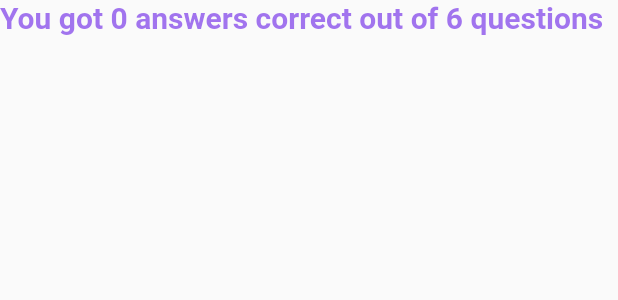
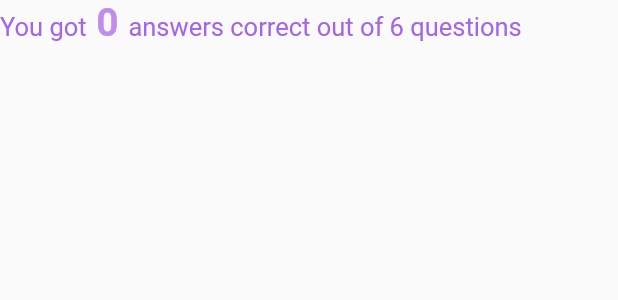
Before and after one commit to bhookhakela/Quiz-App, a Flutter app: the ResultWidget widget shown alone on an empty page, opened directly, on a phone screen of 412 x 824 dp. Shown: the top 300 px of the screen. Run offline on Flutter 3.47's test engine with Material 2 defaults, Android fonts, the phone set to English and light mode, and no system bars; our stand-ins replace google_fonts; Roboto replaces fonts that are missing (Kanit).

Commit message:
rich text done success

```diff
--- a/lib/result_widgets.dart
+++ b/lib/result_widgets.dart
@@ -9,15 +9,31 @@ class ResultWidget extends StatelessWidget {
   Widget build(BuildContext context) {
     return Column(
       children: [
-        Text(
-          "You got $score answers correct out of 6 questions",
+        RichText(
           textAlign: TextAlign.center,
-          style: GoogleFonts.kanit(
-            textStyle: const TextStyle(
-              fontWeight: FontWeight.bold,
-              color: Color.fromARGB(177, 122, 57, 233),
-              fontSize: 20,
+          text: TextSpan(
+            style: GoogleFonts.kanit(
+              textStyle: const TextStyle(
+                color: Color.fromARGB(255, 162, 102, 235),
+                fontSize: 17,
+              ),
             ),
+            children: <TextSpan>[
+              const TextSpan(
+                text: "You got",
+              ),
+              TextSpan(
+                text: " $score ",
+                style: const TextStyle(
+                  fontWeight: FontWeight.bold,
+                  fontSize: 26,
+                  color: Color.fromARGB(255, 193, 140, 236),
+                ),
+              ),
+              const TextSpan(
+                text: "answers correct out of 6 questions",
+              ),
+            ],
           ),
         ),
       ],
```
